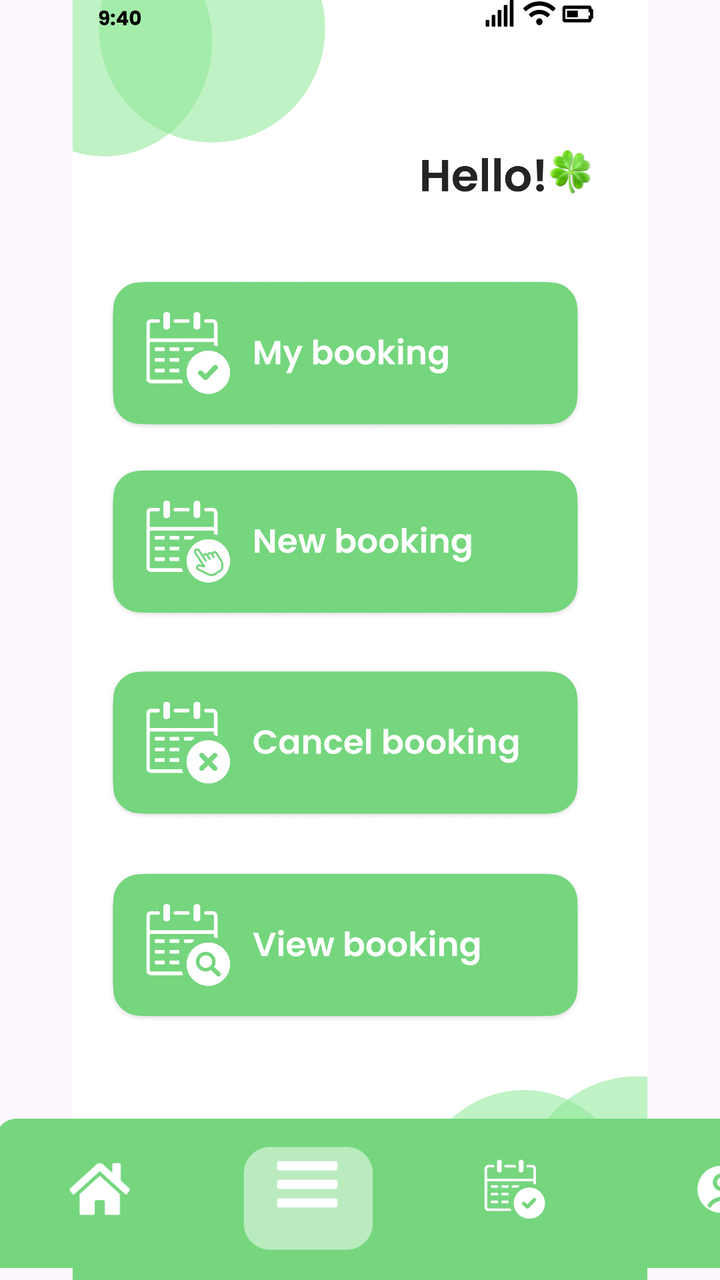
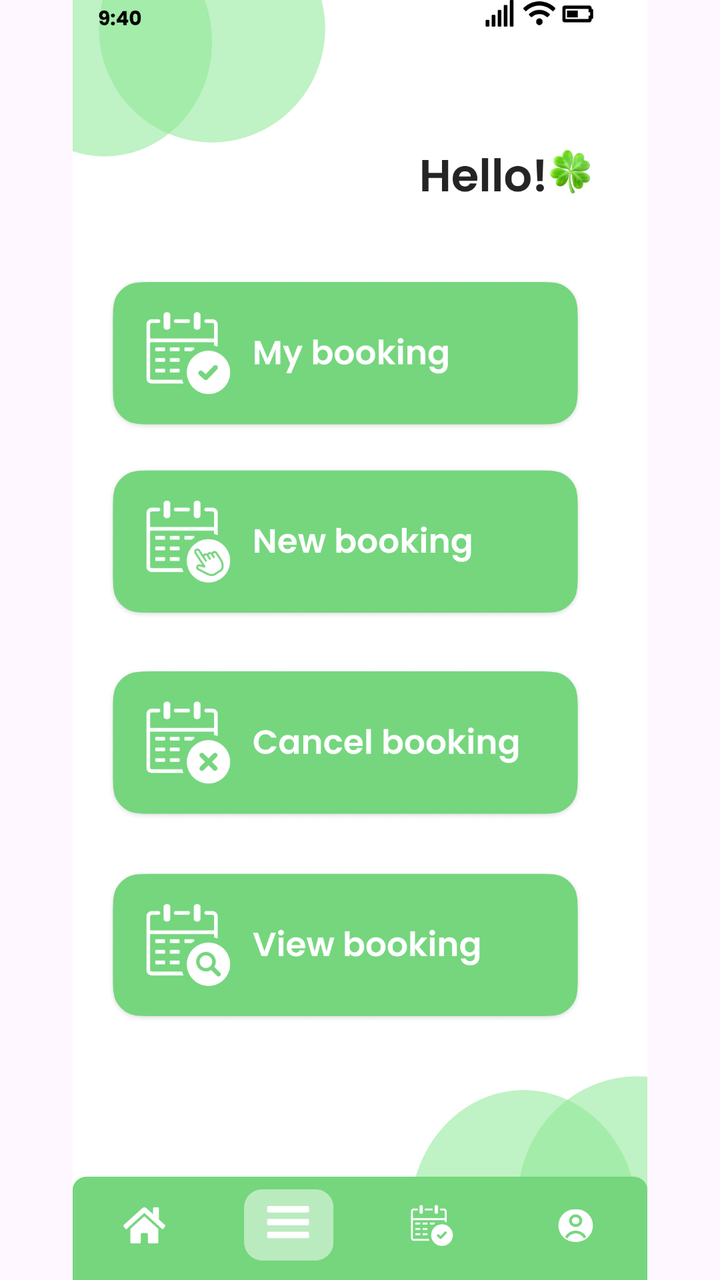

Before-and-after screenshots of an Android layout around one commit, followed by the original layout XML and the change that was made.
<!-- AndroidManifest.xml: application theme Theme.COMP2000HKSoftwareEngineeringAssessment -->
<!-- res/layout/activity_managermenu.xml -->
<?xml version="1.0" encoding="utf-8"?>
<androidx.constraintlayout.widget.ConstraintLayout xmlns:android="http://schemas.android.com/apk/res/android"
    xmlns:app="http://schemas.android.com/apk/res-auto"
    xmlns:tools="http://schemas.android.com/tools"
    android:id="@+id/main"
    android:layout_width="match_parent"
    android:layout_height="match_parent"
    tools:context=".managermenu">

    <ImageView
        android:id="@+id/iv_login_page"
        android:layout_width="match_parent"
        android:layout_height="match_parent"
        android:scaleType="fitCenter"
        android:src="@drawable/managermenu"
        app:layout_constraintBottom_toBottomOf="parent"
        app:layout_constraintEnd_toEndOf="parent"
        app:layout_constraintStart_toStartOf="parent"
        app:layout_constraintTop_toTopOf="parent" />

    <ImageButton
        android:id="@+id/btn_managermenumybooking"
        android:layout_width="0dp"
        android:layout_height="0dp"
        android:background="@android:color/transparent"
        app:layout_constraintBottom_toBottomOf="parent"
        app:layout_constraintDimensionRatio="688:216"
        app:layout_constraintEnd_toEndOf="parent"
        app:layout_constraintHorizontal_bias="0.388"
        app:layout_constraintStart_toStartOf="parent"
        app:layout_constraintTop_toTopOf="parent"
        app:layout_constraintVertical_bias="0.25"
        app:layout_constraintWidth_percent="0.78" />

    <ImageButton
        android:id="@+id/btn_managermenunewbooking"
        android:layout_width="0dp"
        android:layout_height="0dp"
        android:background="@android:color/transparent"
        app:layout_constraintBottom_toBottomOf="parent"
        app:layout_constraintDimensionRatio="688:216"
        app:layout_constraintEnd_toEndOf="parent"
        app:layout_constraintHorizontal_bias="0.388"
        app:layout_constraintStart_toStartOf="parent"
        app:layout_constraintTop_toTopOf="parent"
        app:layout_constraintVertical_bias="0.415"
        app:layout_constraintWidth_percent="0.78" />

    <ImageButton
        android:id="@+id/btn_managermenucancelbooking"
        android:layout_width="0dp"
        android:layout_height="0dp"
        android:background="@android:color/transparent"
        app:layout_constraintBottom_toBottomOf="parent"
        app:layout_constraintDimensionRatio="688:216"
        app:layout_constraintEnd_toEndOf="parent"
        app:layout_constraintHorizontal_bias="0.388"
        app:layout_constraintStart_toStartOf="parent"
        app:layout_constraintTop_toTopOf="parent"
        app:layout_constraintVertical_bias="0.587"
        app:layout_constraintWidth_percent="0.78" />

    <ImageButton
        android:id="@+id/btn_managermenuviewbooking"
        android:layout_width="0dp"
        android:layout_height="0dp"
        android:background="@android:color/transparent"
        app:layout_constraintBottom_toBottomOf="parent"
        app:layout_constraintDimensionRatio="688:216"
        app:layout_constraintEnd_toEndOf="parent"
        app:layout_constraintHorizontal_bias="0.388"
        app:layout_constraintStart_toStartOf="parent"
        app:layout_constraintTop_toTopOf="parent"
        app:layout_constraintVertical_bias="0.769"
        app:layout_constraintWidth_percent="0.78" />

    <ImageButton
        android:id="@+id/btn_back"
        android:layout_width="409dp"
        android:layout_height="112dp"
        android:background="@android:color/transparent"
        android:contentDescription="Back"
        android:scaleType="fitCenter"
        android:src="@drawable/menubarmenu"
        app:layout_constraintBottom_toBottomOf="parent"
        app:layout_constraintEnd_toEndOf="parent"
        app:layout_constraintHorizontal_bias="0.05"
        app:layout_constraintStart_toStartOf="parent"
        app:layout_constraintTop_toTopOf="parent"
        app:layout_constraintVertical_bias="1.024" />

    <ImageButton
        android:id="@+id/btn_managermenuhomebutton"
        android:layout_width="0dp"
        android:layout_height="0dp"
        android:background="@android:color/transparent"
        app:layout_constraintBottom_toBottomOf="parent"
        app:layout_constraintDimensionRatio="2:1"
        app:layout_constraintEnd_toEndOf="parent"
        app:layout_constraintHorizontal_bias="0.071"
        app:layout_constraintStart_toStartOf="parent"
        app:layout_constraintTop_toTopOf="parent"
        app:layout_constraintVertical_bias="0.97"
        app:layout_constraintWidth_percent="0.15 " />

    <ImageButton
        android:id="@+id/btn_managermybookingbutton"
        android:layout_width="0dp"
        android:layout_height="0dp"
        android:background="@android:color/transparent"
        app:layout_constraintBottom_toBottomOf="parent"
        app:layout_constraintDimensionRatio="2:1"
        app:layout_constraintEnd_toEndOf="parent"
        app:layout_constraintHorizontal_bias="0.644"
        app:layout_constraintStart_toStartOf="parent"
        app:layout_constraintTop_toTopOf="parent"
        app:layout_constraintVertical_bias="0.969"
        app:layout_constraintWidth_percent="0.15 " />

    <ImageButton
        android:id="@+id/btn_managermyprofile"
        android:layout_width="0dp"
        android:layout_height="0dp"
        android:background="@android:color/transparent"
        app:layout_constraintBottom_toBottomOf="parent"
        app:layout_constraintDimensionRatio="2:1"
        app:layout_constraintEnd_toEndOf="parent"
        app:layout_constraintHorizontal_bias="0.957"
        app:layout_constraintStart_toStartOf="parent"
        app:layout_constraintTop_toTopOf="parent"
        app:layout_constraintVertical_bias="0.969"
        app:layout_constraintWidth_percent="0.15 " />

    <ImageButton
        android:id="@+id/btn_managermenubutton"
        android:layout_width="0dp"
        android:layout_height="0dp"
        android:background="@android:color/transparent"
        app:layout_constraintBottom_toBottomOf="parent"
        app:layout_constraintDimensionRatio="2:1"
        app:layout_constraintEnd_toEndOf="parent"
        app:layout_constraintHorizontal_bias="0.369"
        app:layout_constraintStart_toStartOf="parent"
        app:layout_constraintTop_toTopOf="parent"
        app:layout_constraintVertical_bias="0.969"
        app:layout_constraintWidth_percent="0.15" />



</androidx.constraintlayout.widget.ConstraintLayout>
<!-- resources referenced by this layout -->
<resources>
  <!-- drawable managermenu: png bitmap (drawable, 583311 bytes) -->
  <!-- drawable menubarmenu: png bitmap (drawable, 15318 bytes) -->
  <style name="Theme.COMP2000HKSoftwareEngineeringAssessment" parent="Base.Theme.COMP2000HKSoftwareEngineeringAssessment" />
  <style name="Base.Theme.COMP2000HKSoftwareEngineeringAssessment" parent="Theme.Material3.DayNight.NoActionBar">
          
          
      </style>
</resources>

<!-- the commit's change to res/layout/activity_managermenu.xml (unified diff, before → after) -->
@@ -12,7 +12,7 @@
         android:layout_width="match_parent"
         android:layout_height="match_parent"
         android:scaleType="fitCenter"
-        android:src="@drawable/managermenu"
+        android:src="@drawable/managermenusecond"
         app:layout_constraintBottom_toBottomOf="parent"
         app:layout_constraintEnd_toEndOf="parent"
         app:layout_constraintStart_toStartOf="parent"
@@ -74,20 +74,6 @@
         app:layout_constraintVertical_bias="0.769"
         app:layout_constraintWidth_percent="0.78" />
 
-    <ImageButton
-        android:id="@+id/btn_back"
-        android:layout_width="409dp"
-        android:layout_height="112dp"
-        android:background="@android:color/transparent"
-        android:contentDescription="Back"
-        android:scaleType="fitCenter"
-        android:src="@drawable/menubarmenu"
-        app:layout_constraintBottom_toBottomOf="parent"
-        app:layout_constraintEnd_toEndOf="parent"
-        app:layout_constraintHorizontal_bias="0.05"
-        app:layout_constraintStart_toStartOf="parent"
-        app:layout_constraintTop_toTopOf="parent"
-        app:layout_constraintVertical_bias="1.024" />
 
     <ImageButton
         android:id="@+id/btn_managermenuhomebutton"
<!-- resource entries referenced after the edit -->
@@ -1,7 +1,6 @@
 <!-- resources referenced by this layout -->
 <resources>
-  <!-- drawable managermenu: png bitmap (drawable, 583311 bytes) -->
-  <!-- drawable menubarmenu: png bitmap (drawable, 15318 bytes) -->
+  <!-- drawable managermenusecond: png bitmap (drawable, 218612 bytes) -->
   <style name="Theme.COMP2000HKSoftwareEngineeringAssessment" parent="Base.Theme.COMP2000HKSoftwareEngineeringAssessment" />
   <style name="Base.Theme.COMP2000HKSoftwareEngineeringAssessment" parent="Theme.Material3.DayNight.NoActionBar">
           
